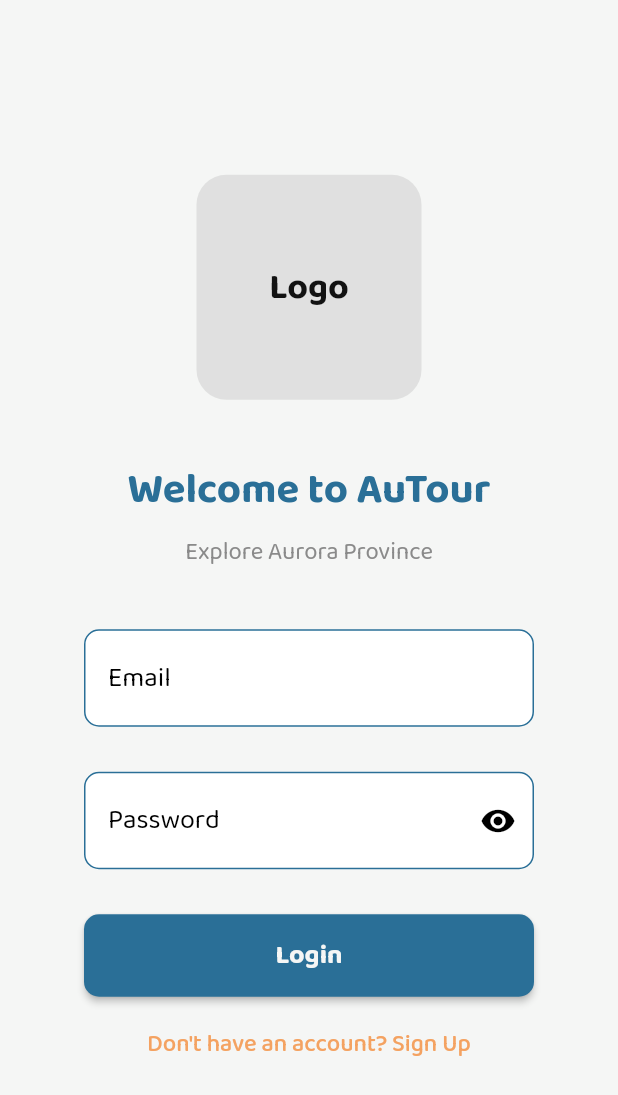
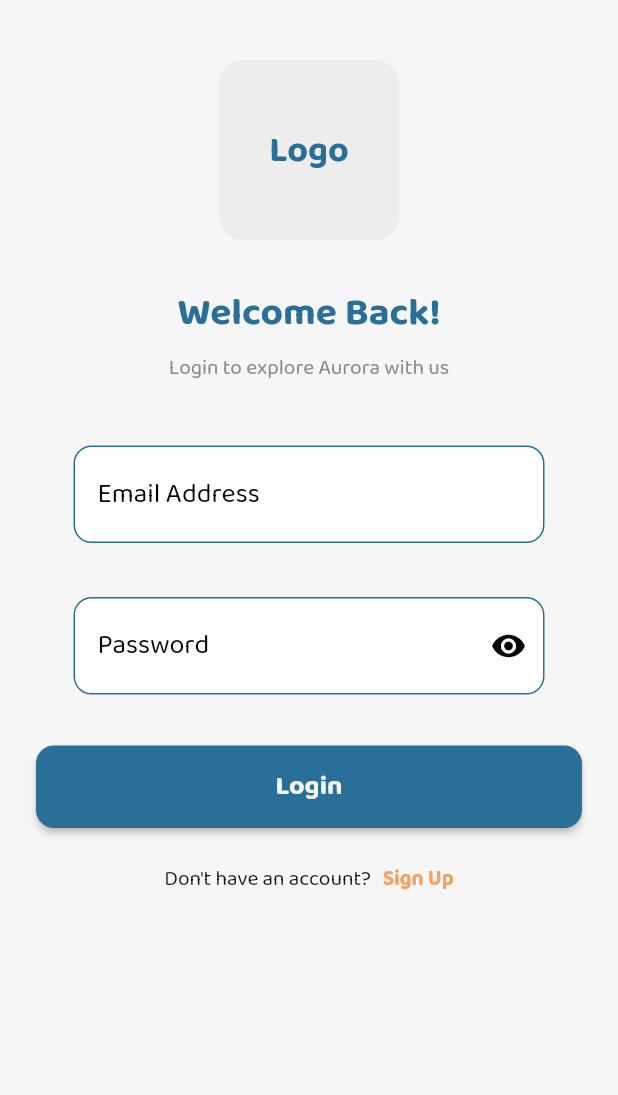
Before and after one commit to lansoyyy/autor_mobile, a Flutter app: the screen it shows after launch, on a phone screen of 412 x 824 dp. Shown: the top 1095 px of the screen. Run offline on Flutter 3.47's test engine with Material 3 defaults, Android fonts, the phone set to English and light mode, and no system bars; our stand-ins replace fluttertoast.

Commit message:
added ui improvement of auth

```diff
--- a/lib/screens/auth/login_screen.dart
+++ b/lib/screens/auth/login_screen.dart
@@ -17,83 +17,83 @@ class LoginScreen extends StatelessWidget {
     return Scaffold(
       backgroundColor: white,
       body: SafeArea(
-        child: Center(
         child: SingleChildScrollView(
+          child: Padding(
+            padding: const EdgeInsets.symmetric(horizontal: 24.0),
             child: Column(
               mainAxisAlignment: MainAxisAlignment.center,
+              crossAxisAlignment: CrossAxisAlignment.center,
               children: [
+                const SizedBox(height: 40),
                 // Logo Placeholder
                 Container(
-                  width: 150,
-                  height: 150,
+                  width: 120,
+                  height: 120,
                   decoration: BoxDecoration(
-                    color: grey.withOpacity(0.2),
-                    borderRadius: BorderRadius.circular(20),
+                    color: Colors.grey.withOpacity(0.1),
+                    borderRadius: BorderRadius.circular(16),
                   ),
                   child: Center(
                     child: TextWidget(
                       text: 'Logo',
                       fontSize: 24,
-                      color: black,
+                      color: primary,
                       fontFamily: 'Bold',
-                      align: TextAlign.center,
                     ),
                   ),
                 ),
-                const SizedBox(height: 40),
+                const SizedBox(height: 30),
                 // Title
                 TextWidget(
-                  text: 'Welcome to AuTour',
-                  fontSize: 28,
+                  text: 'Welcome Back!',
+                  fontSize: 26,
                   color: primary,
                   fontFamily: 'Bold',
-                  align: TextAlign.center,
                 ),
-                const SizedBox(height: 10),
+                const SizedBox(height: 8),
                 TextWidget(
-                  text: 'Explore Aurora Province',
-                  fontSize: 16,
+                  text: 'Login to explore Aurora with us',
+                  fontSize: 14,
                   color: grey,
                   fontFamily: 'Regular',
-                  align: TextAlign.center,
                 ),
-                const SizedBox(height: 30),
+                const SizedBox(height: 32),
                 // Email Field
                 TextFieldWidget(
-                  label: 'Email',
-                  hint: 'Enter your email',
+                  label: 'Email Address',
+                  hint: 'example@email.com',
                   controller: emailController,
                   inputType: TextInputType.emailAddress,
                   borderColor: primary,
                   hintColor: grey,
-                  width: 300,
+                  width: double.infinity,
                   height: 65,
-                  radius: 10,
+                  radius: 12,
                   hasValidator: true,
                   validator: (value) {
                     if (value == null || value.isEmpty) {
                       return 'Please enter your email';
                     }
-                    if (!RegExp(r'^[\w-\.]+@([\w-]+\.)+[\w-]{2,4}$')
+                    if (!RegExp(r'^[\w-\.]+@([\w-]+\.)+[\w-]{2,4}\$')
                         .hasMatch(value)) {
-                      return 'Please enter a valid email';
+                      return 'Enter a valid email address';
                     }
                     return null;
                   },
                 ),
-                const SizedBox(height: 10),
+                const SizedBox(height: 16),
                 // Password Field
                 TextFieldWidget(
                   label: 'Password',
-                  hint: 'Enter your password',
+                  hint: '••••••••',
                   controller: passwordController,
                   isObscure: true,
                   showEye: true,
                   borderColor: primary,
                   hintColor: grey,
-                  width: 300,
+                  width: double.infinity,
                   height: 65,
-                  radius: 10,
+                  radius: 12,
                   hasValidator: true,
                   validator: (value) {
                     if (value == null || value.isEmpty) {
@@ -105,12 +105,11 @@ class LoginScreen extends StatelessWidget {
                     return null;
                   },
                 ),
-                const SizedBox(height: 20),
+                const SizedBox(height: 24),
                 // Login Button
                 ButtonWidget(
                   label: 'Login',
                   onPressed: () {
-                    // Handle login logic here
                     if (emailController.text.isNotEmpty &&
                         passwordController.text.isNotEmpty) {
                       Navigator.pushAndRemoveUntil(
@@ -123,16 +122,27 @@ class LoginScreen extends StatelessWidget {
                   },
                   color: primary,
                   textColor: white,
-                  width: 300,
+                  width: double.infinity,
                   height: 55,
-                  radius: 10,
+                  radius: 12,
                   fontSize: 18,
                 ),
-                const SizedBox(height: 20),
-                // Signup Text Button
+                const SizedBox(height: 24),
+                // Divider and signup prompt
+                Row(
+                  mainAxisAlignment: MainAxisAlignment.center,
+                  children: [
+                    TextWidget(
+                      text: "Don't have an account? ",
+                      fontSize: 14,
+                      color: black,
+                      fontFamily: 'Regular',
+                    ),
+                    SizedBox(
+                      width: 5,
+                    ),
                     GestureDetector(
                       onTap: () {
-                    // Navigate to signup screen (placeholder)
                         Navigator.push(
                           context,
                           MaterialPageRoute(
@@ -140,13 +150,15 @@ class LoginScreen extends StatelessWidget {
                         );
                       },
                       child: TextWidget(
-                    text: "Don't have an account? Sign Up",
-                    fontSize: 16,
+                        text: "Sign Up",
+                        fontSize: 14,
                         color: secondary,
-                    fontFamily: 'Medium',
-                    align: TextAlign.center,
+                        fontFamily: 'Bold',
                       ),
                     ),
+                  ],
+                ),
+                const SizedBox(height: 40),
               ],
             ),
           ),
```
Also changed, not shown: lib/screens/auth/signup_screen.dart (+28 -13 lines). Lines whose indentation alone changed are shown as unchanged.
